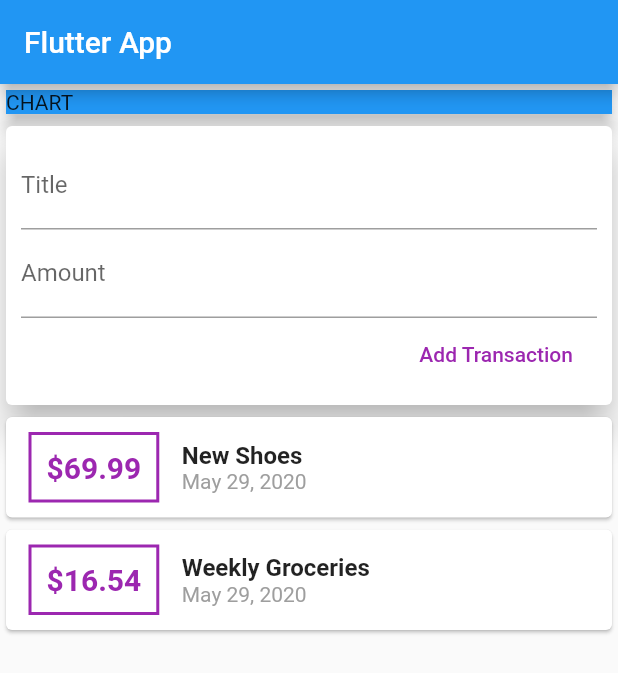
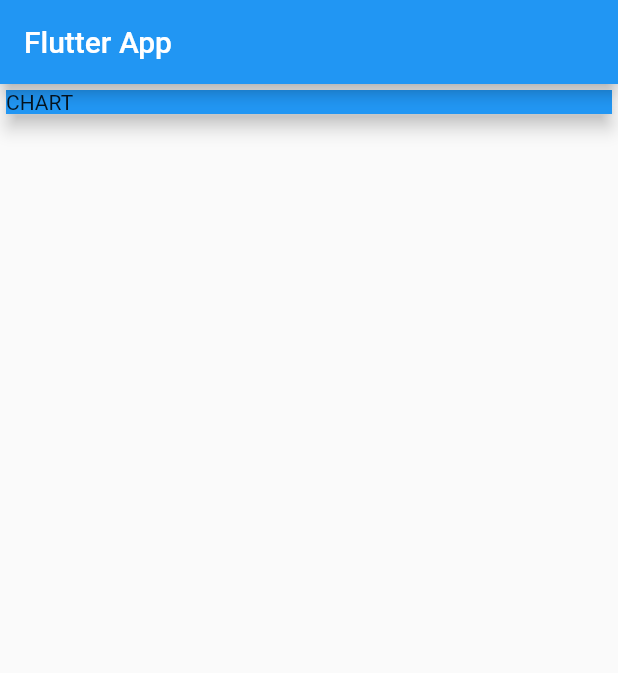
Before and after one commit to VivanVatsa/AppXpenser, a Flutter app: the screen it shows after launch, on a phone screen of 412 x 824 dp. Shown: the top 673 px of the screen. Run offline on Flutter 3.47's test engine with Material 2 defaults, Android fonts, the phone set to English and light mode, and no system bars.

```diff
--- a/lib/main.dart
+++ b/lib/main.dart
@@ -1,6 +1,10 @@
+// import './widgets/transaction_list.dart';
+import './widgets/new_transaction.dart';
+
+import './widgets/transaction_list.dart';
 import 'package:flutter/material.dart';
-import 'package:intl/intl.dart';
-import './transaction.dart';
+// import './models/transaction.dart';
+// import './models/transaction.dart';
 
 // void main() {
 //   runApp(MyApp());
@@ -19,20 +23,12 @@ class MyApp extends StatelessWidget {
 }
 
 class MyHomePage extends StatelessWidget {
-  final List<Transaction> transactions = [
-    Transaction(
-      id: 't1',
-      title: 'New Shoes',
-      amount: 69.99,
-      date: DateTime.now(),
-    ),
-    Transaction(
-      id: 't2',
-      title: 'Weekly Groceries',
-      amount: 16.54,
-      date: DateTime.now(),
-    ),
-  ];
+
+  // String titleInput;
+  // String amountInput;
+
+  final titleController = TextEditingController();
+  final amountController = TextEditingController();
 
   @override
   Widget build(BuildContext context) {
@@ -60,84 +56,6 @@ class MyHomePage extends StatelessWidget {
             ),
           ),
 
-          Card(
-            elevation: 10,
-            child: Container(
-              padding: EdgeInsets.all(10),
-              child: Column(
-                crossAxisAlignment: CrossAxisAlignment.end,
-                children: <Widget>[
-                TextField(
-                  decoration: InputDecoration(labelText: 'Title'),
-                  ),
-                TextField(
-                  decoration: InputDecoration(labelText: 'Amount'),
-                  ),
-                  FlatButton(child: Text('Add Transaction'),
-                  textColor: Colors.purple,
-                  onPressed: () {},
-                  ),
-                ],
-              ),
-            ),
-          ),
-          Column(
-            children: transactions.map((tx) {
-              return Card(
-                child: Row(
-                  children: <Widget>[
-                  Container(
-                    margin: EdgeInsets.symmetric(
-                      vertical: 10,
-                      horizontal: 15,
-                    ),
-                    decoration: BoxDecoration(
-                      border: Border.all(
-                        color: Colors.purple,
-                        width: 2
-                        ),
-                      ),
-                      padding: EdgeInsets.all(10),
-                    child: Text(
-                      '\$${tx.amount}' ,
-                      // + tx.amount.toString()
-                      style: TextStyle(
-                        fontWeight: FontWeight.bold,
-                        fontSize: 20,
-                        color: Colors.purple,
-
-
-                      ),
-                    ),
-                  ),
-                  Column(
-                    crossAxisAlignment: CrossAxisAlignment.start,
-                    children: <Widget>[
-                    // Container(
-                    //   margin: EdgeInsets.symmetric(
-                    //     vertical: 15,
-                    //     horizontal: 25,
-                    //   ),
-                    // )
-                    Text(
-                      tx.title,
-                      style: TextStyle(
-                        fontSize: 16, fontWeight: FontWeight.bold,
-                      ),
-                    ),
-                    Text(
-                      // DateFormat('yyyy/MM/dd').format(tx.date),
-                      // DateFormat.yMMMd().add_jms().format(tx.date),
-                      DateFormat.yMMMd().format(tx.date),
-                      // DateFormat().format(tx.date),
-                      // tx.date.toString(),
-                      style: TextStyle(color: Colors.grey),
-                      ),
-                  ],),
-                ],),
-              );
-            }).toList(),
-          )
         ],
       ),
     );
```
